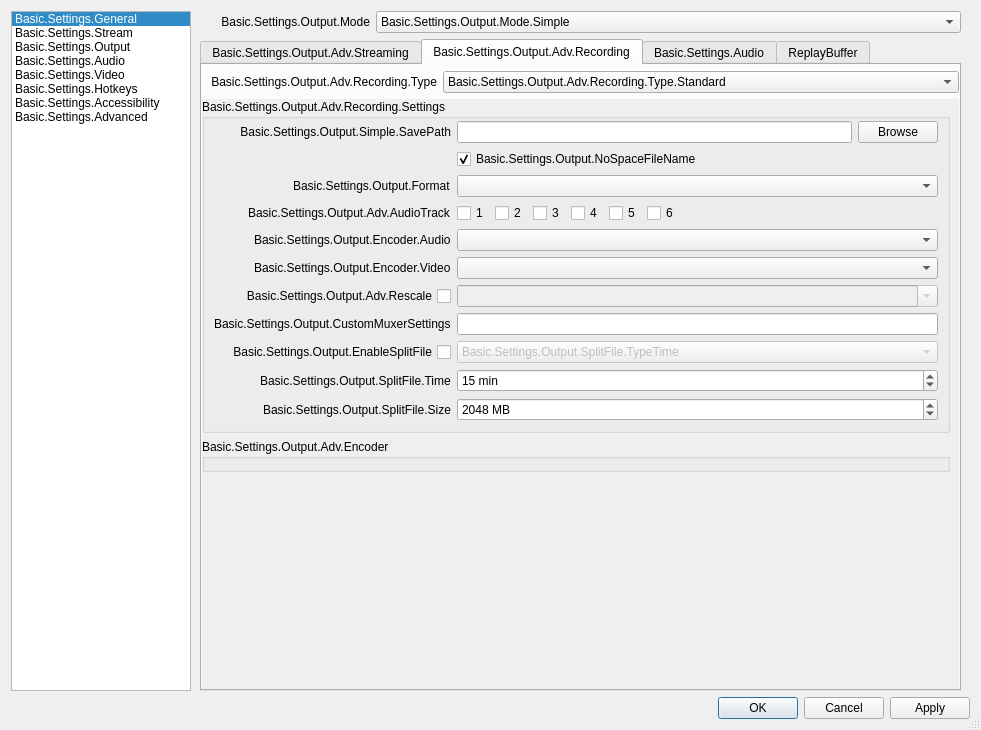
The window that UI/forms/OBSBasicSettings.ui (BlueCheeseburger/obs-studio) describes before a commit, drawn with Qt 5.
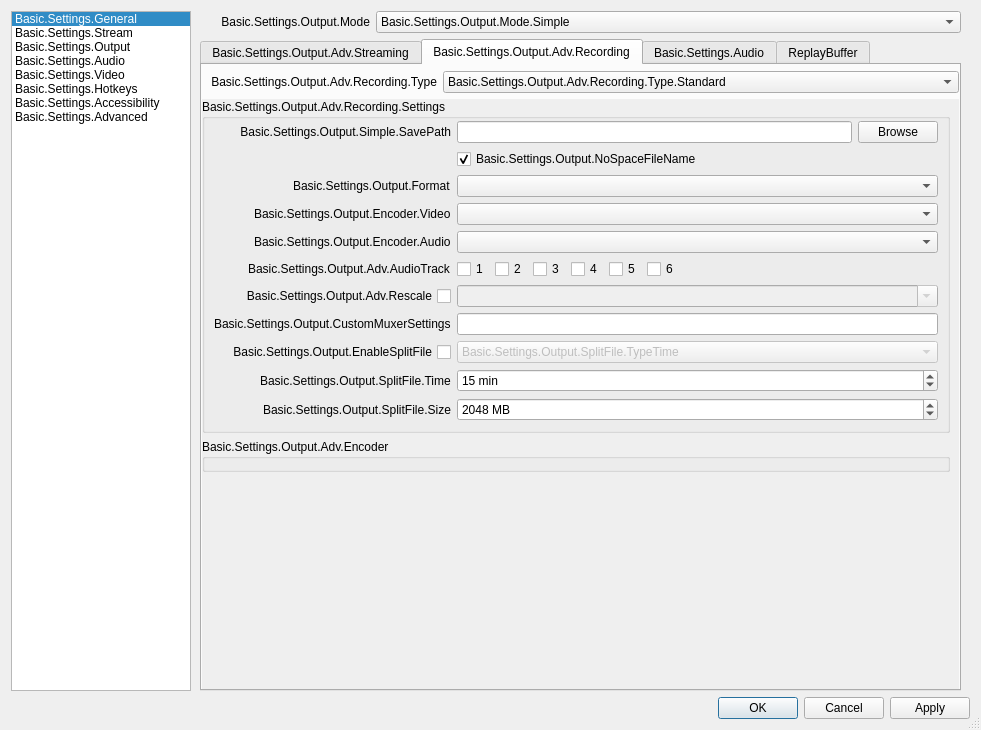
The same window after the commit. The open tabs and pages were chosen to show the change. Icons and pictures are not drawn. Custom widgets are drawn as their Qt base class.

Commit message:
UI: Move tracks in Advanced Standard Recording
Per request of our UI design chief, the tracks from Standard Recording
(Advanced Output) are moved below the audio encoder field.
Additionally, for consistency with Simple output, the video encoder
field is moved above the audio encoder (suggestion from Rodney).

Diff of the .ui file:
```diff
--- a/UI/forms/OBSBasicSettings.ui
+++ b/UI/forms/OBSBasicSettings.ui
@@ -2895,14 +2895,14 @@
                                  </property>
                                 </widget>
                                </item>
-                               <item row="3" column="0">
+                               <item row="5" column="0">
                                 <widget class="QLabel" name="label_29">
                                  <property name="text">
                                   <string>Basic.Settings.Output.Adv.AudioTrack</string>
                                  </property>
                                 </widget>
                                </item>
-                               <item row="3" column="1">
+                               <item row="5" column="1">
                                 <widget class="QStackedWidget" name="advRecTrackWidget">
                                  <property name="sizePolicy">
                                   <sizepolicy hsizetype="Maximum" vsizetype="Preferred">
@@ -3120,14 +3120,14 @@
                                  </property>
                                 </widget>
                                </item>
-                               <item row="5" column="0">
+                               <item row="3" column="0">
                                 <widget class="QLabel" name="advOutRecEncLabel">
                                  <property name="text">
                                   <string>Basic.Settings.Output.Encoder.Video</string>
                                  </property>
                                 </widget>
                                </item>
-                               <item row="5" column="1">
+                               <item row="3" column="1">
                                 <widget class="QComboBox" name="advOutRecEncoder">
                                  <property name="sizePolicy">
                                   <sizepolicy hsizetype="Preferred" vsizetype="Preferred">
```
Left out of the diff: 2 changed lines with no effect on the pictures.
